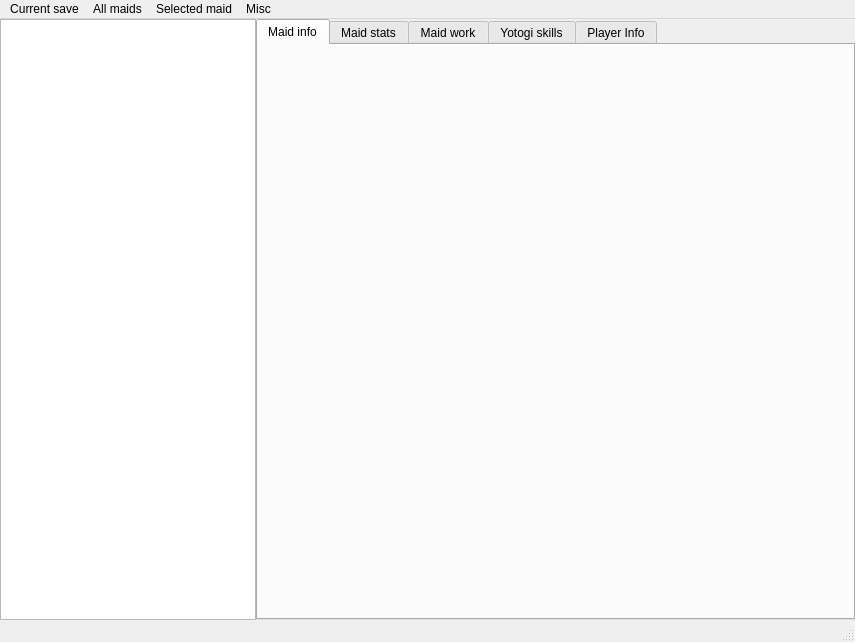
Qt form GUI/maid_fiddler.ui (ghorsington/COM3D2.MaidFiddler) before a commit.
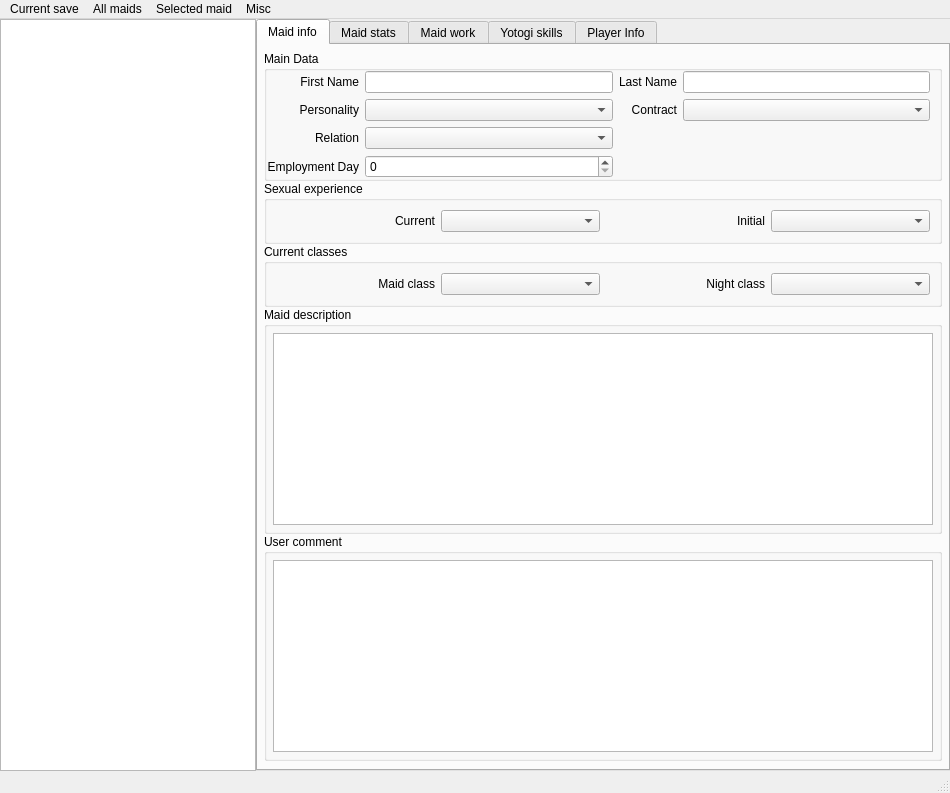
The same form after that commit.

Commit message: Work on GUI, added API for Maid Params

```diff
--- a/GUI/maid_fiddler.ui
+++ b/GUI/maid_fiddler.ui
@@ -9,8 +9,8 @@
    <rect>
     <x>0</x>
     <y>0</y>
-    <width>855</width>
-    <height>642</height>
+    <width>950</width>
+    <height>750</height>
    </rect>
   </property>
   <property name="sizePolicy">
@@ -23,10 +23,13 @@
    <string>MainWindow</string>
   </property>
   <widget class="QWidget" name="centralwidget">
+   <property name="sizePolicy">
+    <sizepolicy hsizetype="Expanding" vsizetype="MinimumExpanding">
+     <horstretch>0</horstretch>
+     <verstretch>0</verstretch>
+    </sizepolicy>
+   </property>
    <layout class="QVBoxLayout" name="verticalLayout">
-    <property name="spacing">
-     <number>0</number>
-    </property>
     <property name="leftMargin">
      <number>0</number>
     </property>
@@ -45,12 +48,12 @@
        <number>0</number>
       </property>
       <property name="sizeConstraint">
-       <enum>QLayout::SetMinimumSize</enum>
+       <enum>QLayout::SetDefaultConstraint</enum>
       </property>
       <item>
        <widget class="QListView" name="listView">
         <property name="sizePolicy">
-         <sizepolicy hsizetype="Fixed" vsizetype="Expanding">
+         <sizepolicy hsizetype="Minimum" vsizetype="Expanding">
           <horstretch>0</horstretch>
           <verstretch>0</verstretch>
          </sizepolicy>
@@ -78,9 +81,385 @@
          <number>0</number>
         </property>
         <widget class="QWidget" name="tab_maid_info">
+         <property name="sizePolicy">
+          <sizepolicy hsizetype="Preferred" vsizetype="Preferred">
+           <horstretch>0</horstretch>
+           <verstretch>0</verstretch>
+          </sizepolicy>
+         </property>
          <attribute name="title">
           <string>Maid info</string>
          </attribute>
+         <layout class="QVBoxLayout" name="verticalLayout_2">
+          <property name="spacing">
+           <number>0</number>
+          </property>
+          <property name="sizeConstraint">
+           <enum>QLayout::SetDefaultConstraint</enum>
+          </property>
+          <property name="leftMargin">
+           <number>6</number>
+          </property>
+          <property name="topMargin">
+           <number>6</number>
+          </property>
+          <property name="rightMargin">
+           <number>6</number>
+          </property>
+          <property name="bottomMargin">
+           <number>6</number>
+          </property>
+          <item>
+           <widget class="QGroupBox" name="main_data_group">
+            <property name="sizePolicy">
+             <sizepolicy hsizetype="Preferred" vsizetype="Fixed">
+              <horstretch>0</horstretch>
+              <verstretch>0</verstretch>
+             </sizepolicy>
+            </property>
+            <property name="title">
+             <string>Main Data</string>
+            </property>
+            <property name="alignment">
+             <set>Qt::AlignLeading|Qt::AlignLeft|Qt::AlignTop</set>
+            </property>
+            <property name="flat">
+             <bool>false</bool>
+            </property>
+            <property name="checkable">
+             <bool>false</bool>
+            </property>
+            <layout class="QGridLayout" name="gridLayout_2">
+             <property name="leftMargin">
+              <number>0</number>
+             </property>
+             <property name="topMargin">
+              <number>0</number>
+             </property>
+             <property name="bottomMargin">
+              <number>0</number>
+             </property>
+             <item row="1" column="1">
+              <widget class="QLabel" name="personality_label">
+               <property name="text">
+                <string>Personality</string>
+               </property>
+               <property name="alignment">
+                <set>Qt::AlignRight|Qt::AlignTrailing|Qt::AlignVCenter</set>
+               </property>
+              </widget>
+             </item>
+             <item row="0" column="1">
+              <widget class="QLabel" name="first_name_label">
+               <property name="layoutDirection">
+                <enum>Qt::LeftToRight</enum>
+               </property>
+               <property name="text">
+                <string>First Name</string>
+               </property>
+               <property name="alignment">
+                <set>Qt::AlignRight|Qt::AlignTrailing|Qt::AlignVCenter</set>
+               </property>
+              </widget>
+             </item>
+             <item row="1" column="3">
+              <widget class="QComboBox" name="personality_combo"/>
+             </item>
+             <item row="0" column="4">
+              <widget class="QLabel" name="last_name_label">
+               <property name="text">
+                <string>Last Name</string>
+               </property>
+               <property name="alignment">
+                <set>Qt::AlignRight|Qt::AlignTrailing|Qt::AlignVCenter</set>
+               </property>
+              </widget>
+             </item>
+             <item row="0" column="3">
+              <widget class="QLineEdit" name="first_name_edit"/>
+             </item>
+             <item row="1" column="4">
+              <widget class="QLabel" name="contract_label">
+               <property name="text">
+                <string>Contract</string>
+               </property>
+               <property name="alignment">
+                <set>Qt::AlignRight|Qt::AlignTrailing|Qt::AlignVCenter</set>
+               </property>
+              </widget>
+             </item>
+             <item row="0" column="5">
+              <widget class="QLineEdit" name="last_name_edit"/>
+             </item>
+             <item row="3" column="1">
+              <widget class="QLabel" name="employment_day_label">
+               <property name="text">
+                <string>Employment Day</string>
+               </property>
+               <property name="alignment">
+                <set>Qt::AlignRight|Qt::AlignTrailing|Qt::AlignVCenter</set>
+               </property>
+              </widget>
+             </item>
+             <item row="1" column="5">
+              <widget class="QComboBox" name="contract_combo"/>
+             </item>
+             <item row="2" column="3">
+              <widget class="QComboBox" name="relation_combo"/>
+             </item>
+             <item row="3" column="3">
+              <widget class="QSpinBox" name="employment_day_box"/>
+             </item>
+             <item row="2" column="1">
+              <widget class="QLabel" name="relation_label">
+               <property name="text">
+                <string>Relation</string>
+               </property>
+               <property name="alignment">
+                <set>Qt::AlignRight|Qt::AlignTrailing|Qt::AlignVCenter</set>
+               </property>
+              </widget>
+             </item>
+            </layout>
+           </widget>
+          </item>
+          <item>
+           <widget class="QGroupBox" name="sex_exp_group">
+            <property name="sizePolicy">
+             <sizepolicy hsizetype="Expanding" vsizetype="Fixed">
+              <horstretch>0</horstretch>
+              <verstretch>0</verstretch>
+             </sizepolicy>
+            </property>
+            <property name="title">
+             <string>Sexual experience</string>
+            </property>
+            <layout class="QGridLayout" name="gridLayout_3">
+             <item row="0" column="2">
+              <widget class="QComboBox" name="current_combo">
+               <property name="sizePolicy">
+                <sizepolicy hsizetype="Preferred" vsizetype="Fixed">
+                 <horstretch>0</horstretch>
+                 <verstretch>0</verstretch>
+                </sizepolicy>
+               </property>
+              </widget>
+             </item>
+             <item row="0" column="3">
+              <widget class="QLabel" name="initial_label">
+               <property name="sizePolicy">
+                <sizepolicy hsizetype="Minimum" vsizetype="Preferred">
+                 <horstretch>0</horstretch>
+                 <verstretch>0</verstretch>
+                </sizepolicy>
+               </property>
+               <property name="text">
+                <string>Initial</string>
+               </property>
+               <property name="alignment">
+                <set>Qt::AlignRight|Qt::AlignTrailing|Qt::AlignVCenter</set>
+               </property>
+              </widget>
+             </item>
+             <item row="0" column="1">
+              <widget class="QLabel" name="current_label">
+               <property name="sizePolicy">
+                <sizepolicy hsizetype="Minimum" vsizetype="Preferred">
+                 <horstretch>0</horstretch>
+                 <verstretch>0</verstretch>
+                </sizepolicy>
+               </property>
+               <property name="layoutDirection">
+                <enum>Qt::LeftToRight</enum>
+               </property>
+               <property name="text">
+                <string>Current</string>
+               </property>
+               <property name="alignment">
+                <set>Qt::AlignRight|Qt::AlignTrailing|Qt::AlignVCenter</set>
+               </property>
+              </widget>
+             </item>
+             <item row="0" column="4">
+              <widget class="QComboBox" name="initial_combo">
+               <property name="sizePolicy">
+                <sizepolicy hsizetype="Preferred" vsizetype="Fixed">
+                 <horstretch>0</horstretch>
+                 <verstretch>0</verstretch>
+                </sizepolicy>
+               </property>
+              </widget>
+             </item>
+            </layout>
+           </widget>
+          </item>
+          <item>
+           <widget class="QGroupBox" name="cur_classes_group">
+            <property name="sizePolicy">
+             <sizepolicy hsizetype="Preferred" vsizetype="Fixed">
+              <horstretch>0</horstretch>
+              <verstretch>0</verstretch>
+             </sizepolicy>
+            </property>
+            <property name="title">
+             <string>Current classes</string>
+            </property>
+            <layout class="QGridLayout" name="gridLayout_4">
+             <item row="0" column="1">
+              <widget class="QComboBox" name="maid_class_combo">
+               <property name="sizePolicy">
+                <sizepolicy hsizetype="Preferred" vsizetype="Fixed">
+                 <horstretch>0</horstretch>
+                 <verstretch>0</verstretch>
+                </sizepolicy>
+               </property>
+              </widget>
+             </item>
+             <item row="0" column="2">
+              <widget class="QLabel" name="night_class_label">
+               <property name="sizePolicy">
+                <sizepolicy hsizetype="Minimum" vsizetype="Preferred">
+                 <horstretch>0</horstretch>
+                 <verstretch>0</verstretch>
+                </sizepolicy>
+               </property>
+               <property name="text">
+                <string>Night class</string>
+               </property>
+               <property name="alignment">
+                <set>Qt::AlignRight|Qt::AlignTrailing|Qt::AlignVCenter</set>
+               </property>
+              </widget>
+             </item>
+             <item row="0" column="0">
+              <widget class="QLabel" name="maid_class_label">
+               <property name="sizePolicy">
+                <sizepolicy hsizetype="Minimum" vsizetype="Preferred">
+                 <horstretch>0</horstretch>
+                 <verstretch>0</verstretch>
+                </sizepolicy>
+               </property>
+               <property name="text">
+                <string>Maid class</string>
+               </property>
+               <property name="alignment">
+                <set>Qt::AlignRight|Qt::AlignTrailing|Qt::AlignVCenter</set>
+               </property>
+              </widget>
+             </item>
+             <item row="0" column="3">
+              <widget class="QComboBox" name="night_class_combo">
+               <property name="sizePolicy">
+                <sizepolicy hsizetype="Preferred" vsizetype="Fixed">
+                 <horstretch>0</horstretch>
+                 <verstretch>0</verstretch>
+                </sizepolicy>
+               </property>
+              </widget>
+             </item>
+            </layout>
+           </widget>
+          </item>
+          <item>
+           <widget class="QGroupBox" name="description_group">
+            <property name="sizePolicy">
+             <sizepolicy hsizetype="Preferred" vsizetype="Minimum">
+              <horstretch>0</horstretch>
+              <verstretch>0</verstretch>
+             </sizepolicy>
+            </property>
+            <property name="minimumSize">
+             <size>
+              <width>0</width>
+              <height>0</height>
+             </size>
+            </property>
+            <property name="title">
+             <string>Maid description</string>
+            </property>
+            <layout class="QVBoxLayout" name="verticalLayout_4">
+             <property name="leftMargin">
+              <number>6</number>
+             </property>
+             <property name="topMargin">
+              <number>6</number>
+             </property>
+             <property name="rightMargin">
+              <number>6</number>
+             </property>
+             <property name="bottomMargin">
+              <number>6</number>
+             </property>
+             <item>
+              <widget class="QPlainTextEdit" name="plainTextEdit">
+               <property name="sizePolicy">
+                <sizepolicy hsizetype="Expanding" vsizetype="Fixed">
+                 <horstretch>0</horstretch>
+                 <verstretch>0</verstretch>
+                </sizepolicy>
+               </property>
+              </widget>
+             </item>
+            </layout>
+           </widget>
+          </item>
+          <item>
+           <widget class="QGroupBox" name="user_comment_group">
+            <property name="sizePolicy">
+             <sizepolicy hsizetype="Preferred" vsizetype="Minimum">
+              <horstretch>0</horstretch>
+              <verstretch>0</verstretch>
+             </sizepolicy>
+            </property>
+            <property name="title">
+             <string>User comment</string>
+            </property>
+            <layout class="QVBoxLayout" name="verticalLayout_3">
+             <property name="leftMargin">
+              <number>6</number>
+             </property>
+             <property name="topMargin">
+              <number>6</number>
+             </property>
+             <property name="rightMargin">
+              <number>6</number>
+             </property>
+             <property name="bottomMargin">
+              <number>6</number>
+             </property>
+             <item>
+              <widget class="QPlainTextEdit" name="user_comment_text">
+               <property name="sizePolicy">
+                <sizepolicy hsizetype="Expanding" vsizetype="Fixed">
+                 <horstretch>0</horstretch>
+                 <verstretch>0</verstretch>
+                </sizepolicy>
+               </property>
+               <property name="minimumSize">
+                <size>
+                 <width>0</width>
+                 <height>1</height>
+                </size>
+               </property>
+               <property name="documentTitle">
+                <string notr="true"/>
+               </property>
+              </widget>
+             </item>
+            </layout>
+           </widget>
+          </item>
+          <item>
+           <widget class="QWidget" name="widget" native="true">
+            <property name="sizePolicy">
+             <sizepolicy hsizetype="Preferred" vsizetype="MinimumExpanding">
+              <horstretch>0</horstretch>
+              <verstretch>0</verstretch>
+             </sizepolicy>
+            </property>
+           </widget>
+          </item>
+         </layout>
         </widget>
         <widget class="QWidget" name="tab_maid_stats">
          <attribute name="title">
@@ -173,7 +552,7 @@
     <rect>
      <x>0</x>
      <y>0</y>
-     <width>855</width>
+     <width>950</width>
      <height>21</height>
     </rect>
    </property>
```
The commit also changes 5 other files.
